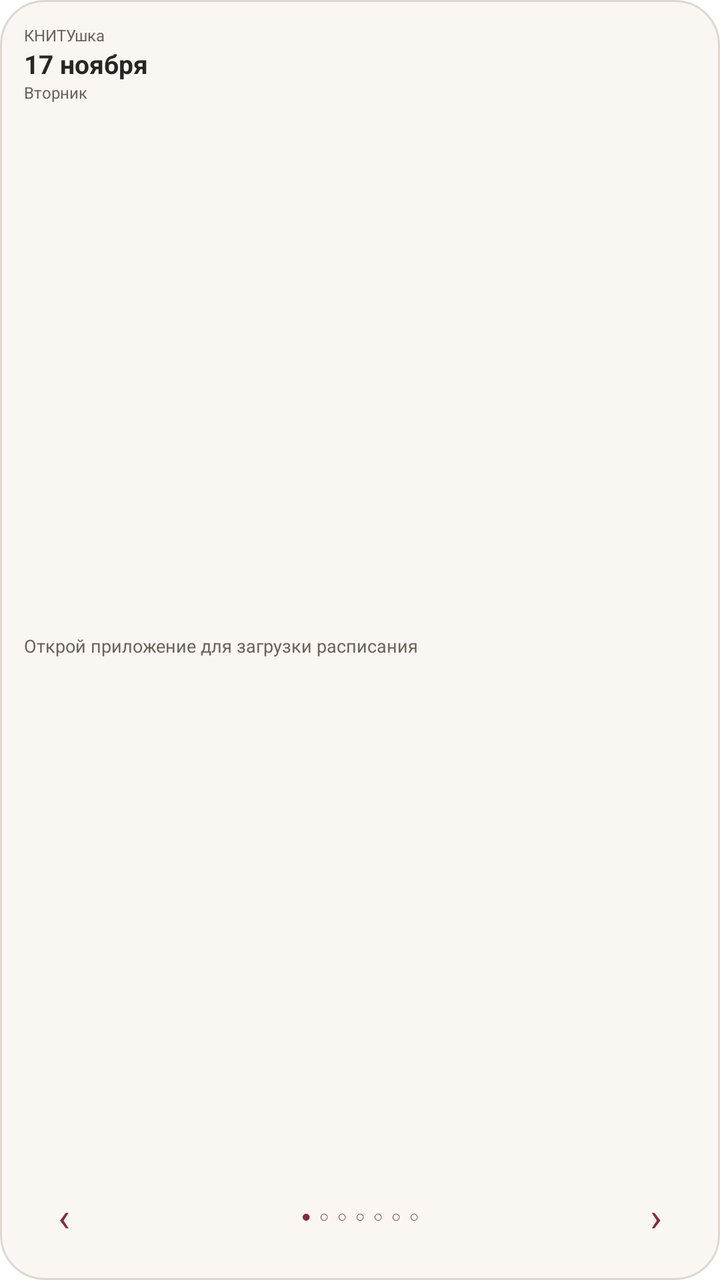
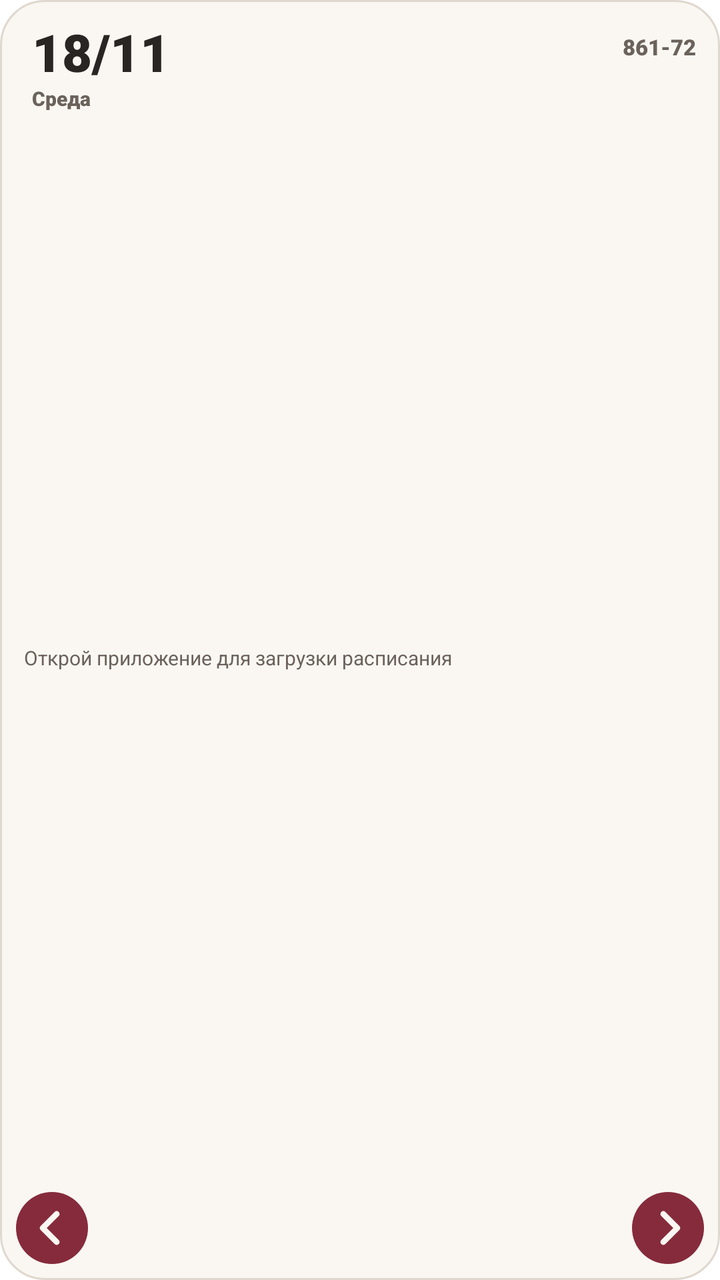

Compare the two renders of this Android layout. The source of the first and the diff that turns it into the second are given below.
<!-- AndroidManifest.xml: application theme Theme.KNITUshka -->
<!-- res/layout/schedule_widget.xml -->
<?xml version="1.0" encoding="utf-8"?>
<LinearLayout xmlns:android="http://schemas.android.com/apk/res/android"
    android:id="@+id/widget_root" android:layout_width="match_parent" android:layout_height="match_parent"
    android:orientation="vertical" android:padding="12dp" android:background="@drawable/widget_background">
    <TextView android:id="@+id/widget_group" android:layout_width="match_parent" android:layout_height="wrap_content"
        android:text="КНИТУшка" android:textColor="@color/widget_secondary" android:textSize="8sp" />
    <TextView android:id="@+id/widget_date" android:layout_width="match_parent" android:layout_height="wrap_content"
        android:text="17 ноября" android:textColor="@color/widget_text" android:textSize="13sp" android:textStyle="bold" />
    <TextView android:id="@+id/widget_weekday" android:layout_width="match_parent" android:layout_height="wrap_content"
        android:text="Вторник" android:textColor="@color/widget_secondary" android:textSize="8sp" android:layout_marginBottom="6dp" />
    <FrameLayout android:layout_width="match_parent" android:layout_height="0dp" android:layout_weight="1">
        <ListView android:id="@+id/widget_lessons" android:layout_width="match_parent" android:layout_height="match_parent"
            android:divider="@android:color/transparent" android:dividerHeight="8dp" android:scrollbars="vertical" />
        <TextView android:id="@+id/widget_empty" android:layout_width="match_parent" android:layout_height="match_parent"
            android:text="Открой приложение для загрузки расписания" android:gravity="center_vertical"
            android:textSize="9sp" android:textColor="@color/widget_secondary" />
    </FrameLayout>
    <LinearLayout android:layout_width="match_parent" android:layout_height="wrap_content" android:gravity="center_vertical">
        <TextView android:id="@+id/widget_previous" android:layout_width="40dp" android:layout_height="40dp"
            android:gravity="center" android:text="‹" android:textSize="20sp" android:textColor="@color/widget_accent"
            android:contentDescription="Предыдущий день" />
        <TextView android:id="@+id/widget_dots" android:layout_width="0dp" android:layout_height="wrap_content"
            android:layout_weight="1" android:gravity="center" android:text="●  ○  ○  ○  ○  ○  ○"
            android:textSize="8sp" android:textColor="@color/widget_accent" />
        <TextView android:id="@+id/widget_next" android:layout_width="40dp" android:layout_height="40dp"
            android:gravity="center" android:text="›" android:textSize="20sp" android:textColor="@color/widget_accent"
            android:contentDescription="Следующий день" />
    </LinearLayout>
</LinearLayout>
<!-- resources referenced by this layout -->
<resources>
  <color name="widget_accent">#862B3C</color>
  <color name="widget_secondary">#6B625C</color>
  <color name="widget_text">#292522</color>
  <!-- drawable widget_background (drawable) -->
  <shape xmlns:android="http://schemas.android.com/apk/res/android" android:shape="rectangle">
      <solid android:color="@color/widget_surface" />
      <corners android:radius="22dp" />
      <stroke android:width="1dp" android:color="@color/widget_border" />
  </shape>
  <style name="Theme.KNITUshka" parent="Theme.MaterialComponents.DayNight.NoActionBar">
          
          <item name="colorPrimary">@color/purple_500</item>
          <item name="colorPrimaryVariant">@color/purple_700</item>
          <item name="colorOnPrimary">@color/white</item>
          
          <item name="colorSecondary">@color/teal_200</item>
          <item name="colorSecondaryVariant">@color/teal_700</item>
          <item name="colorOnSecondary">@color/black</item>
          
          <item name="android:statusBarColor">?attr/colorPrimaryVariant</item>
          
      </style>
  <color name="widget_surface">#FAF7F2</color>
  <color name="widget_border">#E0D8CF</color>
  <color name="purple_500">#FF6200EE</color>
  <color name="purple_700">#FF3700B3</color>
  <color name="white">#FFFFFFFF</color>
  <color name="teal_200">#FF03DAC5</color>
  <color name="teal_700">#FF018786</color>
  <color name="black">#FF000000</color>
</resources>

<!-- the commit's change to res/layout/schedule_widget.xml (unified diff, before → after) -->
@@ -1,29 +1,51 @@
 <?xml version="1.0" encoding="utf-8"?>
 <LinearLayout xmlns:android="http://schemas.android.com/apk/res/android"
     android:id="@+id/widget_root" android:layout_width="match_parent" android:layout_height="match_parent"
-    android:orientation="vertical" android:padding="12dp" android:background="@drawable/widget_background">
-    <TextView android:id="@+id/widget_group" android:layout_width="match_parent" android:layout_height="wrap_content"
-        android:text="КНИТУшка" android:textColor="@color/widget_secondary" android:textSize="8sp" />
-    <TextView android:id="@+id/widget_date" android:layout_width="match_parent" android:layout_height="wrap_content"
-        android:text="17 ноября" android:textColor="@color/widget_text" android:textSize="13sp" android:textStyle="bold" />
-    <TextView android:id="@+id/widget_weekday" android:layout_width="match_parent" android:layout_height="wrap_content"
-        android:text="Вторник" android:textColor="@color/widget_secondary" android:textSize="8sp" android:layout_marginBottom="6dp" />
-    <FrameLayout android:layout_width="match_parent" android:layout_height="0dp" android:layout_weight="1">
+    android:orientation="vertical" android:paddingStart="4dp" android:paddingEnd="4dp"
+    android:paddingTop="12dp" android:paddingBottom="4dp" android:background="@drawable/widget_background">
+    <include layout="@layout/widget_header" />
+    <FrameLayout android:layout_width="match_parent" android:layout_height="0dp" android:layout_weight="1"
+        android:layout_marginStart="8dp" android:layout_marginEnd="8dp">
         <ListView android:id="@+id/widget_lessons" android:layout_width="match_parent" android:layout_height="match_parent"
             android:divider="@android:color/transparent" android:dividerHeight="8dp" android:scrollbars="vertical" />
         <TextView android:id="@+id/widget_empty" android:layout_width="match_parent" android:layout_height="match_parent"
             android:text="Открой приложение для загрузки расписания" android:gravity="center_vertical"
-            android:textSize="9sp" android:textColor="@color/widget_secondary" />
+            android:textSize="10sp" android:textColor="@color/widget_secondary" />
     </FrameLayout>
     <LinearLayout android:layout_width="match_parent" android:layout_height="wrap_content" android:gravity="center_vertical">
-        <TextView android:id="@+id/widget_previous" android:layout_width="40dp" android:layout_height="40dp"
-            android:gravity="center" android:text="‹" android:textSize="20sp" android:textColor="@color/widget_accent"
+        <ImageButton android:id="@+id/widget_previous" android:layout_width="44dp" android:layout_height="44dp"
+            android:padding="8dp" android:background="@drawable/widget_navigation_background"
+            android:src="@drawable/widget_arrow_previous" android:scaleType="fitCenter"
             android:contentDescription="Предыдущий день" />
-        <TextView android:id="@+id/widget_dots" android:layout_width="0dp" android:layout_height="wrap_content"
-            android:layout_weight="1" android:gravity="center" android:text="●  ○  ○  ○  ○  ○  ○"
-            android:textSize="8sp" android:textColor="@color/widget_accent" />
-        <TextView android:id="@+id/widget_next" android:layout_width="40dp" android:layout_height="40dp"
-            android:gravity="center" android:text="›" android:textSize="20sp" android:textColor="@color/widget_accent"
+        <ImageView android:id="@+id/widget_dots" android:layout_width="0dp" android:layout_height="12dp"
+            android:layout_weight="1" android:layout_marginHorizontal="2dp" android:scaleType="centerInside"
+            android:contentDescription="Дни недели" />
+        <ImageButton android:id="@+id/widget_next" android:layout_width="44dp" android:layout_height="44dp"
+            android:padding="8dp" android:background="@drawable/widget_navigation_background"
+            android:src="@drawable/widget_arrow_next" android:scaleType="fitCenter"
             android:contentDescription="Следующий день" />
     </LinearLayout>
 </LinearLayout>
+<!-- res/layout/widget_header.xml (included above) -->
+<LinearLayout xmlns:android="http://schemas.android.com/apk/res/android"
+    android:layout_width="match_parent" android:layout_height="wrap_content"
+    android:paddingStart="12dp" android:paddingEnd="8dp" android:paddingBottom="10dp"
+    android:gravity="top" android:orientation="horizontal">
+    <LinearLayout android:layout_width="0dp" android:layout_height="wrap_content"
+        android:layout_weight="1" android:orientation="vertical">
+        <TextView android:id="@+id/widget_date" android:layout_width="match_parent" android:layout_height="wrap_content"
+            android:text="18/11" android:textColor="@color/widget_text" android:textSize="26sp"
+            android:textStyle="normal" android:fontFamily="sans-serif-black" android:textFontWeight="900" android:fontFeatureSettings="tnum"
+            android:maxLines="1" android:includeFontPadding="false"
+            android:autoSizeTextType="uniform" android:autoSizeMinTextSize="10sp"
+            android:autoSizeMaxTextSize="26sp" android:autoSizeStepGranularity="1sp" />
+        <TextView android:id="@+id/widget_weekday" android:layout_width="match_parent" android:layout_height="wrap_content"
+            android:text="Среда" android:textColor="@color/widget_secondary" android:textSize="10sp"
+            android:textStyle="normal" android:fontFamily="sans-serif-black" android:textFontWeight="900" android:maxLines="2" />
+    </LinearLayout>
+    <TextView android:id="@+id/widget_group" android:layout_width="wrap_content" android:layout_height="wrap_content"
+        android:layout_marginStart="6dp" android:layout_marginTop="4dp" android:maxWidth="44dp"
+        android:text="861-72" android:textColor="@color/widget_secondary" android:textSize="11sp"
+        android:textStyle="normal" android:fontFamily="sans-serif-black" android:textFontWeight="900"
+        android:maxLines="2" android:ellipsize="end" android:gravity="end" />
+</LinearLayout>
<!-- resource entries referenced after the edit -->
@@ -1,14 +1,36 @@
 <!-- resources referenced by this layout -->
 <resources>
-  <color name="widget_accent">#862B3C</color>
   <color name="widget_secondary">#6B625C</color>
   <color name="widget_text">#292522</color>
+  <!-- drawable widget_arrow_next (drawable) -->
+  <vector xmlns:android="http://schemas.android.com/apk/res/android"
+      android:width="28dp" android:height="28dp" android:viewportWidth="24" android:viewportHeight="24"
+      android:autoMirrored="true">
+      <path android:pathData="M10,6 L16,12 L10,18" android:strokeWidth="2.5"
+          android:strokeColor="@color/widget_control_foreground" android:fillColor="@android:color/transparent"
+          android:strokeLineCap="round" android:strokeLineJoin="round" />
+  </vector>
+  <!-- drawable widget_arrow_previous (drawable) -->
+  <vector xmlns:android="http://schemas.android.com/apk/res/android"
+      android:width="28dp" android:height="28dp" android:viewportWidth="24" android:viewportHeight="24"
+      android:autoMirrored="true">
+      <path android:pathData="M14,6 L8,12 L14,18" android:strokeWidth="2.5"
+          android:strokeColor="@color/widget_control_foreground" android:fillColor="@android:color/transparent"
+          android:strokeLineCap="round" android:strokeLineJoin="round" />
+  </vector>
   <!-- drawable widget_background (drawable) -->
   <shape xmlns:android="http://schemas.android.com/apk/res/android" android:shape="rectangle">
       <solid android:color="@color/widget_surface" />
       <corners android:radius="22dp" />
       <stroke android:width="1dp" android:color="@color/widget_border" />
   </shape>
+  <!-- drawable widget_navigation_background (drawable) -->
+  <inset xmlns:android="http://schemas.android.com/apk/res/android"
+      android:insetLeft="4dp" android:insetTop="4dp" android:insetRight="4dp" android:insetBottom="4dp">
+      <shape android:shape="oval">
+          <solid android:color="@color/widget_control_background" />
+      </shape>
+  </inset>
   <style name="Theme.KNITUshka" parent="Theme.MaterialComponents.DayNight.NoActionBar">
           
           <item name="colorPrimary">@color/purple_500</item>
@@ -22,8 +44,10 @@
           <item name="android:statusBarColor">?attr/colorPrimaryVariant</item>
           
       </style>
+  <color name="widget_control_foreground">#FAF7F2</color>
   <color name="widget_surface">#FAF7F2</color>
   <color name="widget_border">#E0D8CF</color>
+  <color name="widget_control_background">#862B3C</color>
   <color name="purple_500">#FF6200EE</color>
   <color name="purple_700">#FF3700B3</color>
   <color name="white">#FFFFFFFF</color>
